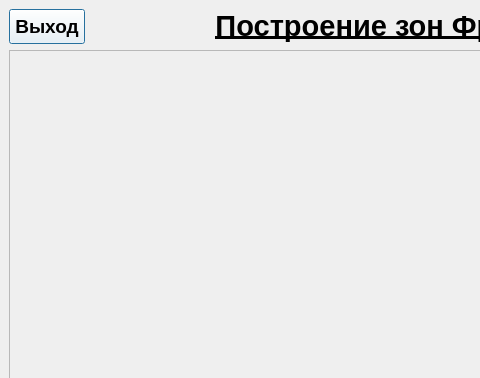
Before: the Qt Designer form QtFresnelZones/introwindow.ui in Lnd-stoL/fresnel-zones-qt, drawn with Qt 5; both pictures show x 0 to 480 and y 0 to 378 of the 800 by 600 pixel window.
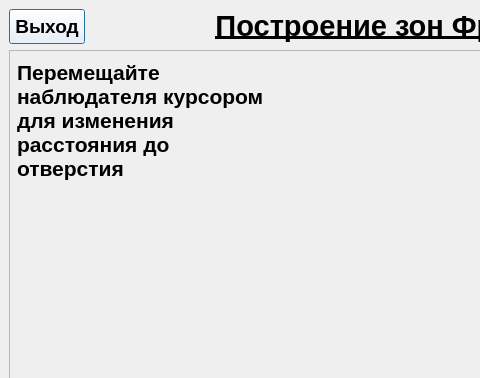
After: the same form once the commit is applied. Custom widgets are drawn as their Qt base class.

What changed in the file:
```diff
--- a/QtFresnelZones/introwindow.ui
+++ b/QtFresnelZones/introwindow.ui
@@ -182,6 +182,9 @@
        <enum>QFrame::Raised</enum>
       </property>
       <layout class="QGridLayout" name="gridLayout" columnstretch="1,2">
+       <property name="leftMargin">
+        <number>7</number>
+       </property>
        <item row="0" column="1">
         <widget class="IntensityPlot" name="widget_intensityPlot" native="true"/>
        </item>
@@ -191,6 +194,27 @@
        <item row="1" column="1">
         <widget class="SchemeGraph" name="widget_schemeGraph" native="true"/>
        </item>
+       <item row="0" column="0">
+        <widget class="FontScalableLabel" name="label_2">
+         <property name="font">
+          <font>
+           <family>Arial</family>
+           <pointsize>16</pointsize>
+           <weight>75</weight>
+           <bold>true</bold>
+          </font>
+         </property>
+         <property name="text">
+          <string>Перемещайте наблюдателя курсором для изменения расстояния до отверстия</string>
+         </property>
+         <property name="alignment">
+          <set>Qt::AlignLeading|Qt::AlignLeft|Qt::AlignTop</set>
+         </property>
+         <property name="wordWrap">
+          <bool>true</bool>
+         </property>
+        </widget>
+       </item>
       </layout>
      </widget>
     </item>
```
